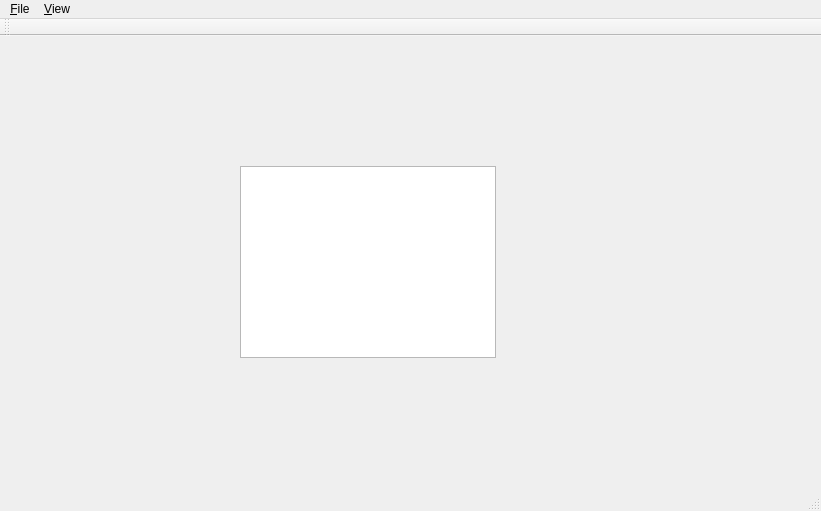
Before: the Qt Designer form gui/mainwindow.ui in X1aomu/ToyFS, drawn with Qt 5.
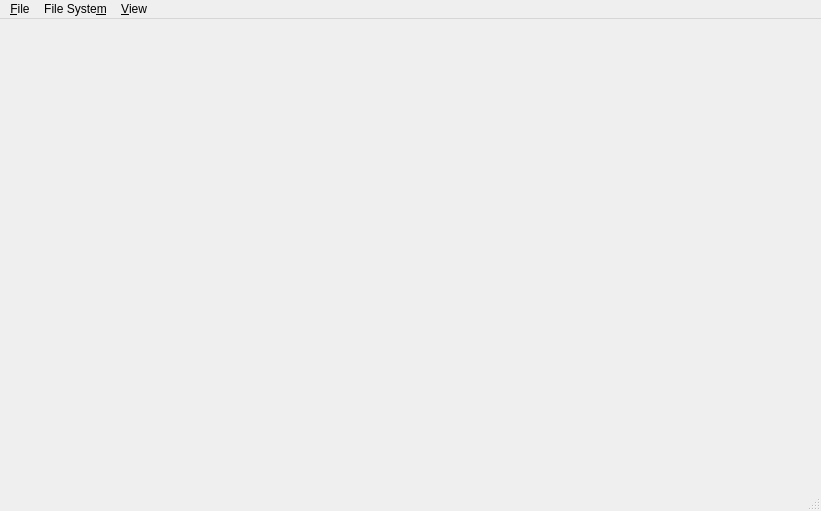
After: the same form once the commit is applied.

Patch:
```diff
--- a/gui/mainwindow.ui
+++ b/gui/mainwindow.ui
@@ -13,18 +13,7 @@
   <property name="windowTitle">
    <string>MainWindow</string>
   </property>
-  <widget class="QWidget" name="centralWidget">
-   <widget class="QTreeView" name="treeView">
-    <property name="geometry">
-     <rect>
-      <x>240</x>
-      <y>130</y>
-      <width>256</width>
-      <height>192</height>
-     </rect>
-    </property>
-   </widget>
-  </widget>
+  <widget class="QWidget" name="centralWidget"/>
   <widget class="QMenuBar" name="menuBar">
    <property name="geometry">
     <rect>
@@ -48,20 +37,20 @@
     <property name="title">
      <string>&amp;View</string>
     </property>
-    <addaction name="actionBrowsing_files"/>
-    <addaction name="actionHex_mode"/>
+    <addaction name="actionBrowsing_Mode"/>
+    <addaction name="actionHex_Mode"/>
+   </widget>
+   <widget class="QMenu" name="menuFile_System">
+    <property name="title">
+     <string>File Syste&amp;m</string>
+    </property>
+    <addaction name="actionCreate_File_System"/>
+    <addaction name="actionInitializie_File_System"/>
    </widget>
    <addaction name="menuFile"/>
+   <addaction name="menuFile_System"/>
    <addaction name="menuView"/>
   </widget>
-  <widget class="QToolBar" name="mainToolBar">
-   <attribute name="toolBarArea">
-    <enum>TopToolBarArea</enum>
-   </attribute>
-   <attribute name="toolBarBreak">
-    <bool>false</bool>
-   </attribute>
-  </widget>
   <widget class="QStatusBar" name="statusBar"/>
   <action name="actionLoad_disk">
    <property name="text">
```
Left out of the diff: 46 changed lines with no effect on the pictures.
